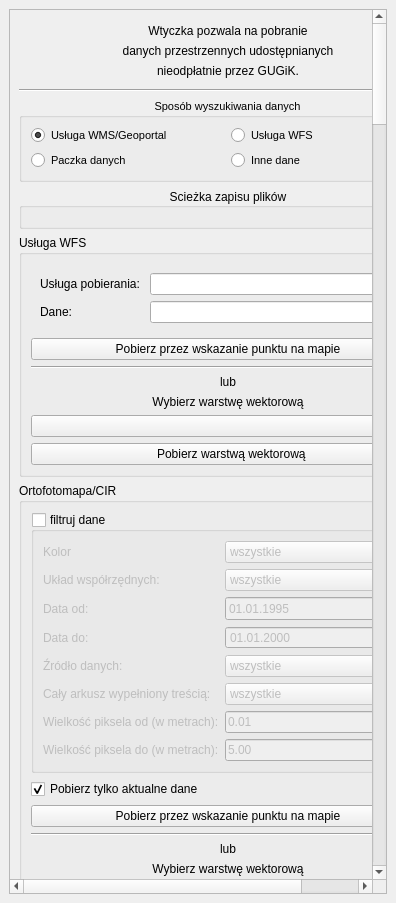
First picture: the form in pobieracz_danych_gugik_base.ui, repository envirosolutionspl/pobieracz_danych_gugik, before the edit.
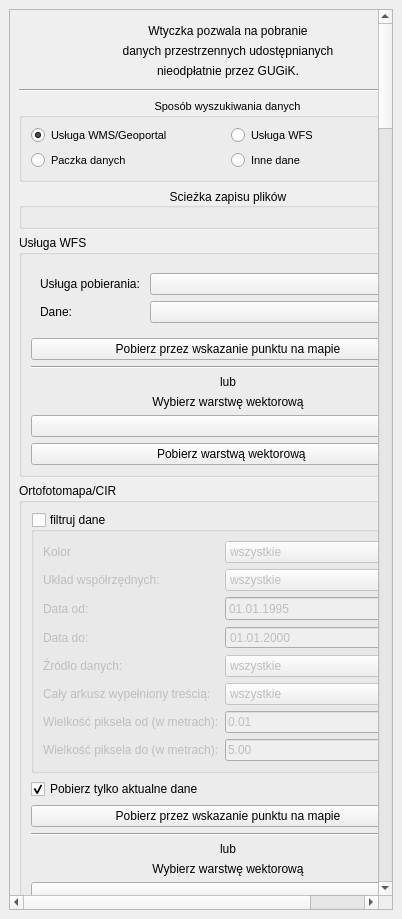
Second picture: the form after the edit. Icons and pictures are not drawn. Custom widgets are drawn as their Qt base class.

Patch:
```diff
--- a/pobieracz_danych_gugik_base.ui
+++ b/pobieracz_danych_gugik_base.ui
@@ -6,8 +6,8 @@
    <rect>
     <x>0</x>
     <y>0</y>
-    <width>396</width>
-    <height>903</height>
+    <width>402</width>
+    <height>919</height>
    </rect>
   </property>
   <property name="windowIcon">
@@ -34,9 +34,9 @@
        <property name="geometry">
         <rect>
          <x>0</x>
-         <y>0</y>
-         <width>376</width>
-         <height>859</height>
+         <y>-59</y>
+         <width>361</width>
+         <height>1338</height>
         </rect>
        </property>
        <layout class="QVBoxLayout" name="verticalLayout_2">
@@ -233,11 +233,7 @@
                </widget>
               </item>
               <item row="0" column="1">
-               <widget class="QComboBox" name="wfs_service_cmbbx">
-                <property name="editable">
-                 <bool>true</bool>
-                </property>
-               </widget>
+               <widget class="QComboBox" name="wfs_service_cmbbx"/>
               </item>
               <item row="1" column="0">
                <widget class="QLabel" name="label_19">
@@ -247,11 +243,7 @@
                </widget>
               </item>
               <item row="1" column="1">
-               <widget class="QComboBox" name="wfs_layer_cmbbx">
-                <property name="editable">
-                 <bool>true</bool>
-                </property>
-               </widget>
+               <widget class="QComboBox" name="wfs_layer_cmbbx"/>
               </item>
              </layout>
             </widget>
```
Left out of the diff: 295 changed lines with no effect on the pictures.
